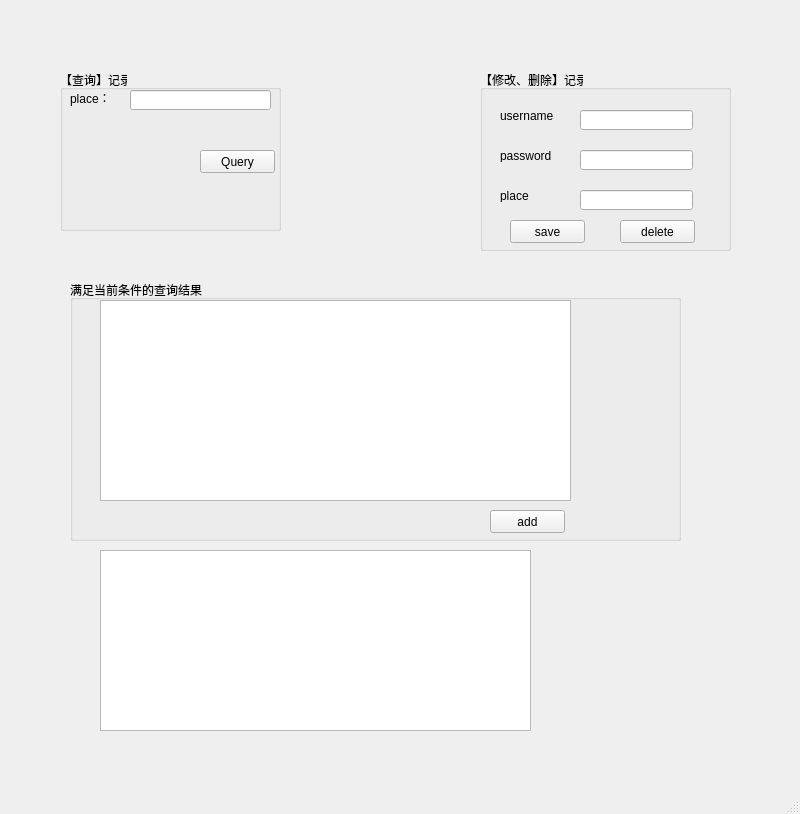
PPPPPupil/PasswordNotebook_demo, file MainWindow.ui: the form before one commit.
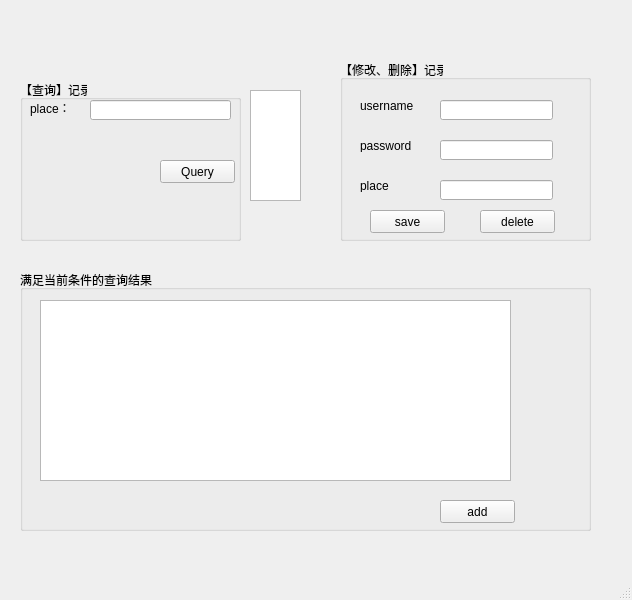
The form after the commit.

Commit message: demo2_only_tableWidget_show

What changed in the file:
```diff
--- a/MainWindow.ui
+++ b/MainWindow.ui
@@ -6,8 +6,8 @@
    <rect>
     <x>0</x>
     <y>0</y>
-    <width>800</width>
-    <height>814</height>
+    <width>632</width>
+    <height>600</height>
    </rect>
   </property>
   <property name="windowTitle">
@@ -17,8 +17,8 @@
    <widget class="QGroupBox" name="groupBox">
     <property name="geometry">
      <rect>
-      <x>480</x>
-      <y>70</y>
+      <x>340</x>
+      <y>60</y>
       <width>251</width>
       <height>181</height>
      </rect>
@@ -125,8 +125,8 @@
    <widget class="QGroupBox" name="groupBox_2">
     <property name="geometry">
      <rect>
-      <x>60</x>
-      <y>70</y>
+      <x>20</x>
+      <y>80</y>
       <width>221</width>
       <height>161</height>
      </rect>
@@ -174,25 +174,15 @@
    <widget class="QGroupBox" name="groupBox_3">
     <property name="geometry">
      <rect>
-      <x>70</x>
-      <y>280</y>
-      <width>611</width>
+      <x>20</x>
+      <y>270</y>
+      <width>571</width>
       <height>261</height>
      </rect>
     </property>
     <property name="title">
      <string>满足当前条件的查询结果</string>
     </property>
-    <widget class="QListWidget" name="listWidget">
-     <property name="geometry">
-      <rect>
-       <x>30</x>
-       <y>20</y>
-       <width>471</width>
-       <height>201</height>
-      </rect>
-     </property>
-    </widget>
     <widget class="QPushButton" name="pushButton_4">
      <property name="geometry">
       <rect>
@@ -206,14 +196,24 @@
       <string>add</string>
      </property>
     </widget>
+    <widget class="QTableWidget" name="tableWidget">
+     <property name="geometry">
+      <rect>
+       <x>20</x>
+       <y>30</y>
+       <width>471</width>
+       <height>181</height>
+      </rect>
+     </property>
+    </widget>
    </widget>
-   <widget class="QTableWidget" name="tableWidget">
+   <widget class="QListWidget" name="listWidget">
     <property name="geometry">
      <rect>
-      <x>100</x>
-      <y>550</y>
-      <width>431</width>
-      <height>181</height>
+      <x>250</x>
+      <y>90</y>
+      <width>51</width>
+      <height>111</height>
      </rect>
     </property>
    </widget>
```
Left out of the diff: 2 changed lines with no effect on the pictures. The commit also changes 1 other file.
